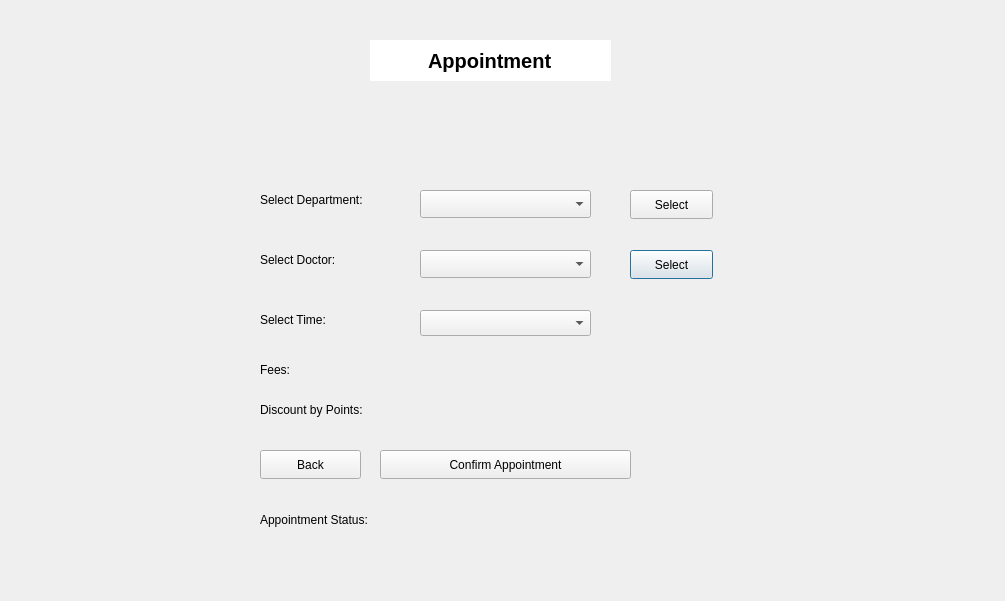
KirolousFouty/Hospital_Project, file bookappointmentwindow.ui: the form before one commit.
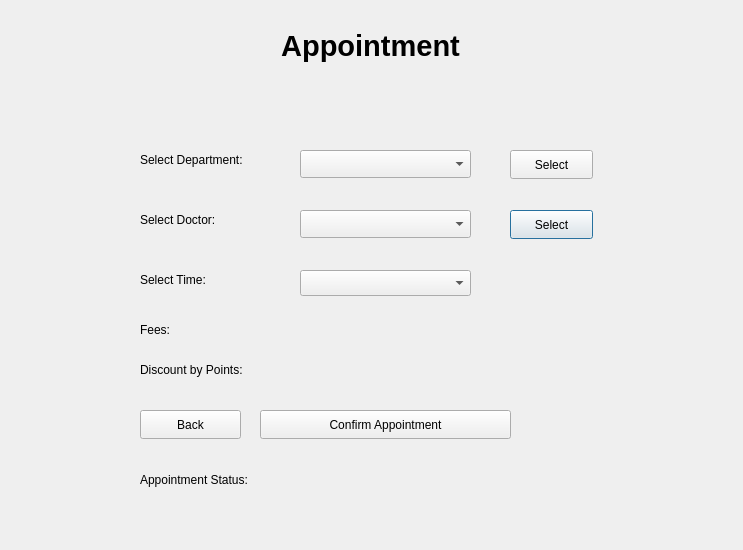
The form after the commit.

```diff
--- a/bookappointmentwindow.ui
+++ b/bookappointmentwindow.ui
@@ -6,46 +6,18 @@
    <rect>
     <x>0</x>
     <y>0</y>
-    <width>1005</width>
-    <height>601</height>
+    <width>743</width>
+    <height>550</height>
    </rect>
   </property>
   <property name="windowTitle">
    <string>Dialog</string>
   </property>
-  <widget class="QLineEdit" name="appointmentTitle">
-   <property name="geometry">
-    <rect>
-     <x>370</x>
-     <y>40</y>
-     <width>241</width>
-     <height>41</height>
-    </rect>
-   </property>
-   <property name="font">
-    <font>
-     <pointsize>15</pointsize>
-     <bold>true</bold>
-    </font>
-   </property>
-   <property name="text">
-    <string>Appointment</string>
-   </property>
-   <property name="frame">
-    <bool>false</bool>
-   </property>
-   <property name="alignment">
-    <set>Qt::AlignCenter</set>
-   </property>
-   <property name="readOnly">
-    <bool>true</bool>
-   </property>
-  </widget>
   <widget class="QComboBox" name="doctorsComboBox">
    <property name="geometry">
     <rect>
-     <x>420</x>
-     <y>250</y>
+     <x>300</x>
+     <y>210</y>
      <width>171</width>
      <height>28</height>
     </rect>
@@ -54,8 +26,8 @@
   <widget class="QPushButton" name="selectDoctorButton">
    <property name="geometry">
     <rect>
-     <x>630</x>
-     <y>250</y>
+     <x>510</x>
+     <y>210</y>
      <width>83</width>
      <height>29</height>
     </rect>
@@ -67,8 +39,8 @@
   <widget class="QPushButton" name="confirmAppointmentButton">
    <property name="geometry">
     <rect>
-     <x>380</x>
-     <y>450</y>
+     <x>260</x>
+     <y>410</y>
      <width>251</width>
      <height>29</height>
     </rect>
@@ -80,8 +52,8 @@
   <widget class="QComboBox" name="departmentsComboBox">
    <property name="geometry">
     <rect>
-     <x>420</x>
-     <y>190</y>
+     <x>300</x>
+     <y>150</y>
      <width>171</width>
      <height>28</height>
     </rect>
@@ -90,8 +62,8 @@
   <widget class="QLabel" name="selectDepartmentTitle">
    <property name="geometry">
     <rect>
-     <x>260</x>
-     <y>190</y>
+     <x>140</x>
+     <y>150</y>
      <width>141</width>
      <height>20</height>
     </rect>
@@ -103,8 +75,8 @@
   <widget class="QLabel" name="selectDoctorTitle">
    <property name="geometry">
     <rect>
-     <x>260</x>
-     <y>250</y>
+     <x>140</x>
+     <y>210</y>
      <width>141</width>
      <height>20</height>
     </rect>
@@ -116,8 +88,8 @@
   <widget class="QPushButton" name="selectDepartmentButton">
    <property name="geometry">
     <rect>
-     <x>630</x>
-     <y>190</y>
+     <x>510</x>
+     <y>150</y>
      <width>83</width>
      <height>29</height>
     </rect>
@@ -129,8 +101,8 @@
   <widget class="QLabel" name="selectTimeTitle">
    <property name="geometry">
     <rect>
-     <x>260</x>
-     <y>310</y>
+     <x>140</x>
+     <y>270</y>
      <width>141</width>
      <height>20</height>
     </rect>
@@ -142,8 +114,8 @@
   <widget class="QComboBox" name="timeComboBox">
    <property name="geometry">
     <rect>
-     <x>420</x>
-     <y>310</y>
+     <x>300</x>
+     <y>270</y>
      <width>171</width>
      <height>26</height>
     </rect>
@@ -152,8 +124,8 @@
   <widget class="QLabel" name="appointmentStatusTitle">
    <property name="geometry">
     <rect>
-     <x>260</x>
-     <y>510</y>
+     <x>140</x>
+     <y>470</y>
      <width>451</width>
      <height>20</height>
     </rect>
@@ -165,8 +137,8 @@
   <widget class="QPushButton" name="backButton">
    <property name="geometry">
     <rect>
-     <x>260</x>
-     <y>450</y>
+     <x>140</x>
+     <y>410</y>
      <width>101</width>
      <height>29</height>
     </rect>
@@ -178,8 +150,8 @@
   <widget class="QLabel" name="feesTitle">
    <property name="geometry">
     <rect>
-     <x>260</x>
-     <y>360</y>
+     <x>140</x>
+     <y>320</y>
      <width>141</width>
      <height>20</height>
     </rect>
@@ -191,8 +163,8 @@
   <widget class="QLabel" name="feesDisplay">
    <property name="geometry">
     <rect>
-     <x>420</x>
-     <y>360</y>
+     <x>300</x>
+     <y>320</y>
      <width>171</width>
      <height>20</height>
     </rect>
@@ -204,8 +176,8 @@
   <widget class="QLabel" name="discountTitle">
    <property name="geometry">
     <rect>
-     <x>260</x>
-     <y>400</y>
+     <x>140</x>
+     <y>360</y>
      <width>141</width>
      <height>20</height>
     </rect>
@@ -217,8 +189,8 @@
   <widget class="QLabel" name="discountDisplay">
    <property name="geometry">
     <rect>
-     <x>420</x>
-     <y>400</y>
+     <x>300</x>
+     <y>360</y>
      <width>171</width>
      <height>20</height>
     </rect>
@@ -227,6 +199,28 @@
     <string/>
    </property>
   </widget>
+  <widget class="QLabel" name="appointmentTitle">
+   <property name="geometry">
+    <rect>
+     <x>0</x>
+     <y>0</y>
+     <width>741</width>
+     <height>91</height>
+    </rect>
+   </property>
+   <property name="font">
+    <font>
+     <pointsize>22</pointsize>
+     <bold>true</bold>
+    </font>
+   </property>
+   <property name="text">
+    <string>Appointment</string>
+   </property>
+   <property name="alignment">
+    <set>Qt::AlignCenter</set>
+   </property>
+  </widget>
  </widget>
  <resources/>
  <connections/>
```
